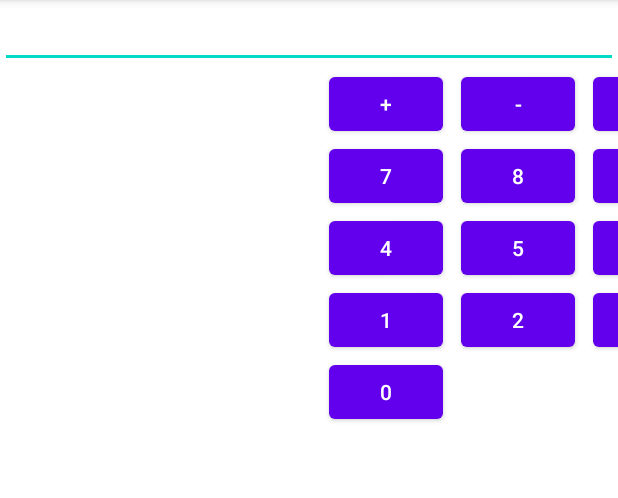
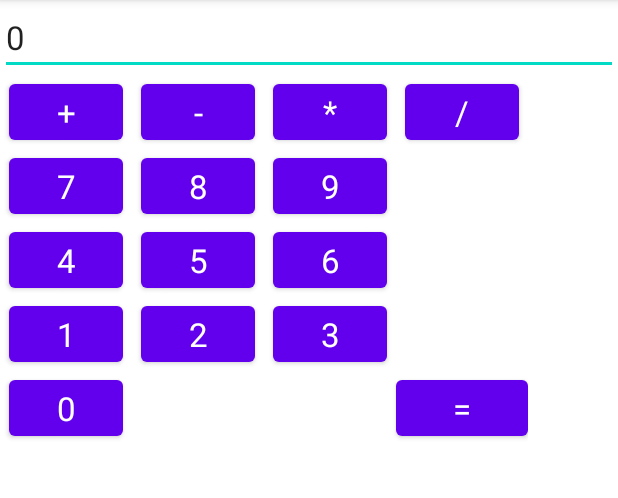
Before and after one commit to deniskokarev/ACalculator, an Android app: the screen it shows after launch (MainActivity), on a phone screen of 412 x 824 dp, the part 84-582 px from its top. Run offline under Robolectric (Android 15) with nearby library versions, the phone set to English and light mode, and no system bars.

Commit message:
changed layout and made buttons bigger

```diff
--- a/app/src/main/res/layout/activity_main.xml
+++ b/app/src/main/res/layout/activity_main.xml
@@ -1,5 +1,5 @@
 <?xml version="1.0" encoding="utf-8"?>
-<TableLayout xmlns:android="http://schemas.android.com/apk/res/android"
+<LinearLayout xmlns:android="http://schemas.android.com/apk/res/android"
     xmlns:app="http://schemas.android.com/apk/res-auto"
     xmlns:tools="http://schemas.android.com/tools"
     android:layout_width="match_parent"
@@ -10,7 +10,7 @@
     <TableRow
         android:id="@+id/result"
         android:layout_width="match_parent"
-        android:layout_height="match_parent">
+        android:layout_height="wrap_content">
 
         <EditText
             android:id="@+id/outputResult"
@@ -18,9 +18,16 @@
             android:layout_height="wrap_content"
             android:layout_weight="100"
             android:ems="10"
-            android:inputType="numberSigned" />
+            android:inputType="number"
+            android:text="0"
+            android:textAppearance="@style/TextAppearance.AppCompat.Large" />
 
     </TableRow>
+
+    <TableLayout
+        android:layout_width="wrap_content"
+        android:layout_height="wrap_content"
+        android:orientation="horizontal">
 
         <TableRow
             android:id="@+id/operations"
@@ -28,17 +35,14 @@
             android:layout_height="wrap_content"
             android:orientation="vertical">
 
-        <Space
-            android:layout_width="wrap_content"
-            android:layout_height="wrap_content" />
-
             <Button
                 android:id="@+id/plus"
                 android:layout_width="wrap_content"
                 android:layout_height="wrap_content"
                 android:insetLeft="6dp"
                 android:insetRight="6dp"
-            android:text="+" />
+                android:text="+"
+                android:textAppearance="@style/TextAppearance.AppCompat.Large" />
 
             <Button
                 android:id="@+id/minus"
@@ -46,7 +50,8 @@
                 android:layout_height="wrap_content"
                 android:insetLeft="6dp"
                 android:insetRight="6dp"
-            android:text="-" />
+                android:text="-"
+                android:textAppearance="@style/TextAppearance.AppCompat.Large" />
 
             <Button
                 android:id="@+id/mul"
@@ -54,7 +59,8 @@
                 android:layout_height="wrap_content"
                 android:insetLeft="6dp"
                 android:insetRight="6dp"
-            android:text="*" />
+                android:text="*"
+                android:textAppearance="@style/TextAppearance.AppCompat.Large" />
 
             <Button
                 android:id="@+id/div"
@@ -62,11 +68,8 @@
                 android:layout_height="wrap_content"
                 android:insetLeft="6dp"
                 android:insetRight="6dp"
-            android:text="/" />
-
-        <Space
-            android:layout_width="wrap_content"
-            android:layout_height="wrap_content" />
+                android:text="/"
+                android:textAppearance="@style/TextAppearance.AppCompat.Large" />
 
         </TableRow>
 
@@ -75,36 +78,35 @@
             android:layout_width="match_parent"
             android:layout_height="match_parent">
 
-        <Space
-            android:layout_width="wrap_content"
-            android:layout_height="wrap_content" />
-
             <Button
-            android:id="@+id/b4"
+                android:id="@+id/b7"
                 android:layout_width="wrap_content"
                 android:layout_height="wrap_content"
                 android:insetLeft="6dp"
                 android:insetRight="6dp"
                 android:onClick="button7Pressed"
-            android:text="7" />
+                android:text="7"
+                android:textAppearance="@style/TextAppearance.AppCompat.Large" />
 
             <Button
-            android:id="@+id/b5"
+                android:id="@+id/b8"
                 android:layout_width="wrap_content"
                 android:layout_height="wrap_content"
                 android:insetLeft="6dp"
                 android:insetRight="6dp"
                 android:onClick="button8Pressed"
-            android:text="8" />
+                android:text="8"
+                android:textAppearance="@style/TextAppearance.AppCompat.Large" />
 
             <Button
-            android:id="@+id/b6"
+                android:id="@+id/b9"
                 android:layout_width="wrap_content"
                 android:layout_height="wrap_content"
                 android:insetLeft="6dp"
                 android:insetRight="6dp"
                 android:onClick="button9Pressed"
-            android:text="9" />
+                android:text="9"
+                android:textAppearance="@style/TextAppearance.AppCompat.Large" />
 
             <Space
                 android:layout_width="wrap_content"
@@ -116,10 +118,6 @@
             android:layout_width="match_parent"
             android:layout_height="match_parent">
 
-        <Space
-            android:layout_width="wrap_content"
-            android:layout_height="wrap_content" />
-
             <Button
                 android:id="@+id/b4"
                 android:layout_width="wrap_content"
@@ -127,7 +125,8 @@
                 android:insetLeft="6dp"
                 android:insetRight="6dp"
                 android:onClick="button4Pressed"
-            android:text="4" />
+                android:text="4"
+                android:textAppearance="@style/TextAppearance.AppCompat.Large" />
 
             <Button
                 android:id="@+id/b5"
@@ -136,7 +135,8 @@
                 android:insetLeft="6dp"
                 android:insetRight="6dp"
                 android:onClick="button5Pressed"
-            android:text="5" />
+                android:text="5"
+                android:textAppearance="@style/TextAppearance.AppCompat.Large" />
 
             <Button
                 android:id="@+id/b6"
@@ -145,7 +145,8 @@
                 android:insetLeft="6dp"
                 android:insetRight="6dp"
                 android:onClick="button6Pressed"
-            android:text="6" />
+                android:text="6"
+                android:textAppearance="@style/TextAppearance.AppCompat.Large" />
 
             <Space
                 android:layout_width="wrap_content"
@@ -157,10 +158,6 @@
             android:layout_width="match_parent"
             android:layout_height="match_parent">
 
-        <Space
-            android:layout_width="wrap_content"
-            android:layout_height="wrap_content" />
-
             <Button
                 android:id="@+id/b1"
                 android:layout_width="wrap_content"
@@ -168,7 +165,8 @@
                 android:insetLeft="6dp"
                 android:insetRight="6dp"
                 android:onClick="button1Pressed"
-            android:text="1" />
+                android:text="1"
+                android:textAppearance="@style/TextAppearance.AppCompat.Large" />
 
             <Button
                 android:id="@+id/b2"
@@ -177,7 +175,8 @@
                 android:insetLeft="6dp"
                 android:insetRight="6dp"
                 android:onClick="button2Pressed"
-            android:text="2" />
+                android:text="2"
+                android:textAppearance="@style/TextAppearance.AppCompat.Large" />
 
             <Button
                 android:id="@+id/b3"
@@ -186,7 +185,8 @@
                 android:insetLeft="6dp"
                 android:insetRight="6dp"
                 android:onClick="button3Pressed"
-            android:text="3" />
+                android:text="3"
+                android:textAppearance="@style/TextAppearance.AppCompat.Large" />
 
             <Space
                 android:layout_width="wrap_content"
@@ -198,10 +198,6 @@
             android:layout_width="match_parent"
             android:layout_height="match_parent">
 
-        <Space
-            android:layout_width="wrap_content"
-            android:layout_height="wrap_content" />
-
             <Button
                 android:id="@+id/b0"
                 android:layout_width="wrap_content"
@@ -209,7 +205,8 @@
                 android:insetLeft="6dp"
                 android:insetRight="6dp"
                 android:onClick="button0Pressed"
-            android:text="0" />
+                android:text="0"
+                android:textAppearance="@style/TextAppearance.AppCompat.Large" />
 
             <Space
                 android:layout_width="wrap_content"
@@ -223,11 +220,11 @@
                 android:id="@+id/enter"
                 android:layout_width="wrap_content"
                 android:layout_height="wrap_content"
-            android:text="=" />
+                android:text="="
+                android:textAppearance="@style/TextAppearance.AppCompat.Large" />
 
-        <Space
-            android:layout_width="wrap_content"
-            android:layout_height="wrap_content" />
         </TableRow>
 
     </TableLayout>
+
+</LinearLayout>
```
Lines whose indentation alone changed are shown as unchanged.
